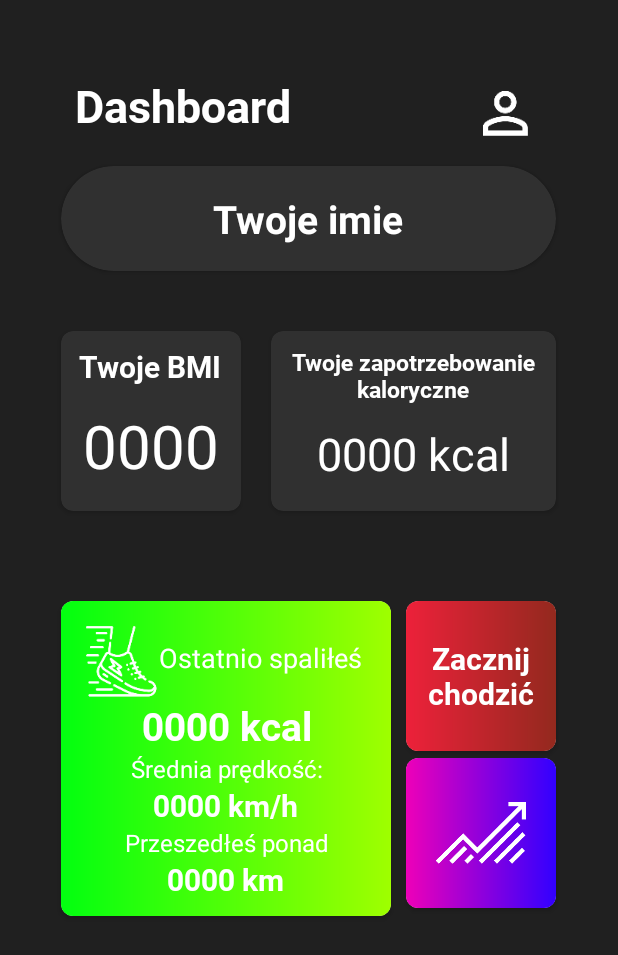
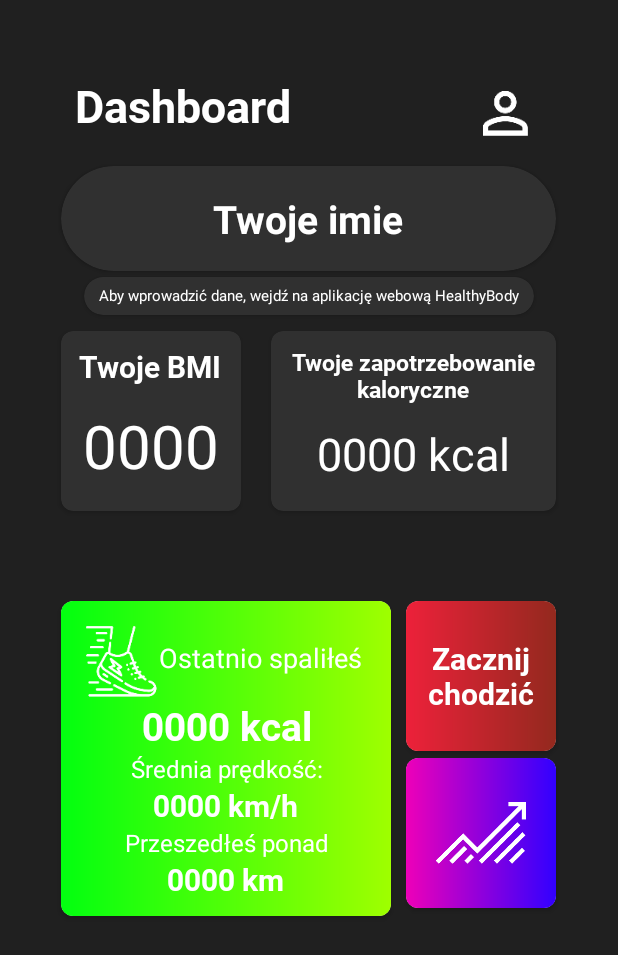
Before and after one commit to rlichtarski/HealthyBody, an Android app: the layout fragment_dashboard.xml on its own in the app's theme, with its tools: preview values and no code run, on a phone screen of 412 x 824 dp. Shown: the top 955 px of the screen. Run offline under Robolectric (Android 15) with nearby library versions, the phone set to English and light mode, and no system bars.

Commit message:
app: show message if no bmi data found

```diff
--- a/app/app/src/main/java/com/hackheroes/healthybody/repository/auth/AuthRepository.kt
+++ b/app/app/src/main/java/com/hackheroes/healthybody/repository/auth/AuthRepository.kt
@@ -47,6 +47,12 @@ constructor(
                             val user = mutableMapOf<String, Any>()
                             user["name"] = username
                             user["email"] = email
+                            user["weight"] = "00.00"
+                            user["sex"] = "null"
+                            user["height"] = "000.00"
+                            user["age"] = "00"
+                            user["bmi"] = "00.0"
+                            user["bmr"] = "0000.0"
                             documentReference.set(user).addOnSuccessListener {
                                 Timber.e("attemptRegistration: user profile is created for: + $userId")
                             }
--- a/app/app/src/main/res/layout/fragment_dashboard.xml
+++ b/app/app/src/main/res/layout/fragment_dashboard.xml
@@ -51,6 +51,38 @@
                 android:textColor="#fff"
                 android:textSize="26sp"
                 android:textStyle="bold" />
+
+        </RelativeLayout>
+
+    </androidx.cardview.widget.CardView>
+
+    <androidx.cardview.widget.CardView
+        android:id="@+id/no_bmi_data_card_view"
+        android:layout_width="300dp"
+        android:layout_height="25dp"
+        android:layout_below="@+id/user_data_card_view"
+        android:layout_centerHorizontal="true"
+        android:layout_marginTop="4dp"
+        android:layout_marginBottom="4dp"
+        app:cardBackgroundColor="#303030"
+        app:cardCornerRadius="50dp">
+
+        <RelativeLayout
+            android:layout_width="match_parent"
+            android:layout_height="match_parent"
+            android:gravity="center">
+
+            <TextView
+                android:id="@+id/no_data_text"
+                android:layout_width="300dp"
+                android:layout_height="wrap_content"
+                android:layout_alignParentStart="true"
+                android:layout_alignParentEnd="true"
+                android:layout_marginStart="10dp"
+                android:layout_marginEnd="8dp"
+                android:text="Aby wprowadzić dane, wejdź na aplikację webową HealthyBody"
+                android:textColor="#fff"
+                android:textSize="10sp" />
 
         </RelativeLayout>
 
```
Also changed, not shown: app/app/src/main/java/com/hackheroes/healthybody/ui/main/DashboardFragment.kt (+19 -6 lines).
